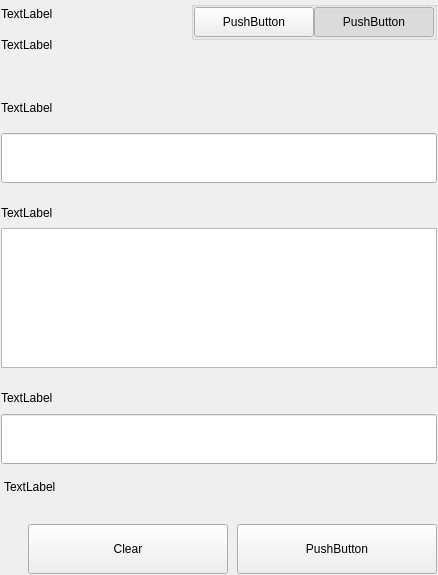
The window that src/qt/pivx/settings/forms/settingssignmessagewidgets.ui (eons-finance/ALQO) describes before a commit, drawn with Qt 5.
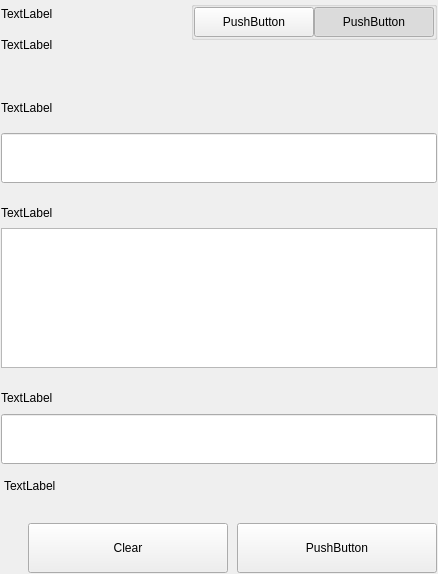
The same window after the commit.

```diff
--- a/src/qt/pivx/settings/forms/settingssignmessagewidgets.ui
+++ b/src/qt/pivx/settings/forms/settingssignmessagewidgets.ui
@@ -7,7 +7,7 @@
     <x>0</x>
     <y>0</y>
     <width>438</width>
-    <height>575</height>
+    <height>574</height>
    </rect>
   </property>
   <property name="windowTitle">
```
Left out of the diff: 9 changed lines with no effect on the pictures.
